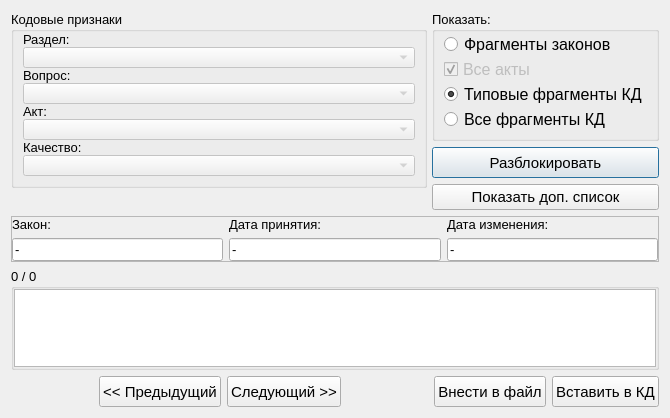
Before: the Qt Designer form knowledgebase.ui in YakSid/KDC_RSREU, drawn with Qt 5.
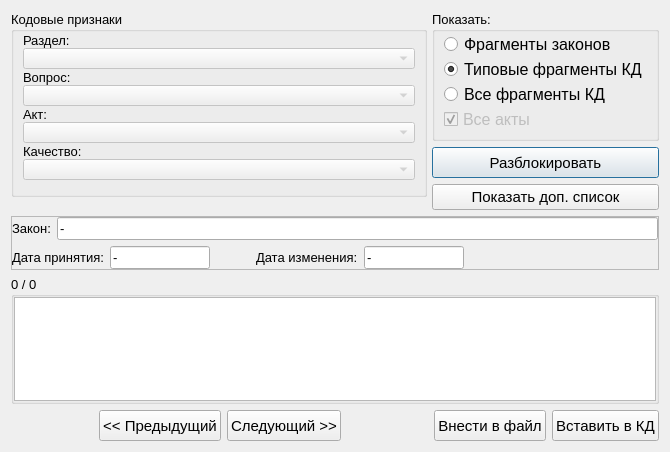
After: the same form once the commit is applied.

The edit to the form file:
```diff
--- a/knowledgebase.ui
+++ b/knowledgebase.ui
@@ -7,7 +7,7 @@
     <x>0</x>
     <y>0</y>
     <width>670</width>
-    <height>418</height>
+    <height>452</height>
    </rect>
   </property>
   <property name="minimumSize">
@@ -24,8 +24,10 @@
   <property name="windowTitle">
    <string>База знаний</string>
   </property>
-  <layout class="QGridLayout" name="gridLayout_3">
-   <item row="0" column="0" rowspan="3">
+  <layout class="QVBoxLayout" name="verticalLayout_6">
+   <item>
+    <layout class="QHBoxLayout" name="horizontalLayout_4">
+     <item>
     <layout class="QVBoxLayout" name="verticalLayout_2">
      <property name="spacing">
       <number>0</number>
@@ -186,6 +188,9 @@
        <property name="orientation">
         <enum>Qt::Vertical</enum>
        </property>
+         <property name="sizeType">
+          <enum>QSizePolicy::Ignored</enum>
+         </property>
        <property name="sizeHint" stdset="0">
         <size>
          <width>20</width>
@@ -196,7 +201,9 @@
      </item>
     </layout>
    </item>
-   <item row="0" column="1" colspan="2">
+     <item>
+      <layout class="QVBoxLayout" name="verticalLayout_5">
+       <item>
     <widget class="QGroupBox" name="groupBox_2">
      <property name="minimumSize">
       <size>
@@ -238,24 +245,6 @@
         </property>
        </widget>
       </item>
-      <item>
-       <widget class="QCheckBox" name="ch_all_acts">
-        <property name="enabled">
-         <bool>false</bool>
-        </property>
-        <property name="font">
-         <font>
-          <pointsize>12</pointsize>
-         </font>
-        </property>
-        <property name="text">
-         <string>Все акты</string>
-        </property>
-        <property name="checked">
-         <bool>true</bool>
-        </property>
-       </widget>
-      </item>
       <item>
        <widget class="QRadioButton" name="rb_typical_fragments_kd">
         <property name="font">
@@ -283,10 +272,28 @@
         </property>
        </widget>
       </item>
+          <item>
+           <widget class="QCheckBox" name="ch_all_acts">
+            <property name="enabled">
+             <bool>false</bool>
+            </property>
+            <property name="font">
+             <font>
+              <pointsize>12</pointsize>
+             </font>
+            </property>
+            <property name="text">
+             <string>Все акты</string>
+            </property>
+            <property name="checked">
+             <bool>true</bool>
+            </property>
+           </widget>
+          </item>
      </layout>
     </widget>
    </item>
-   <item row="1" column="1" colspan="2">
+       <item>
     <widget class="QPushButton" name="pb_unlock">
      <property name="minimumSize">
       <size>
@@ -310,7 +317,7 @@
      </property>
     </widget>
    </item>
-   <item row="2" column="1" colspan="2">
+       <item>
     <widget class="QPushButton" name="pb_showList">
      <property name="font">
       <font>
@@ -322,7 +329,27 @@
      </property>
     </widget>
    </item>
-   <item row="3" column="0">
+       <item>
+        <spacer name="verticalSpacer">
+         <property name="orientation">
+          <enum>Qt::Vertical</enum>
+         </property>
+         <property name="sizeType">
+          <enum>QSizePolicy::Ignored</enum>
+         </property>
+         <property name="sizeHint" stdset="0">
+          <size>
+           <width>20</width>
+           <height>0</height>
+          </size>
+         </property>
+        </spacer>
+       </item>
+      </layout>
+     </item>
+    </layout>
+   </item>
+   <item>
     <widget class="QFrame" name="frame">
      <property name="minimumSize">
       <size>
@@ -336,7 +363,7 @@
      <property name="frameShadow">
       <enum>QFrame::Raised</enum>
      </property>
-     <layout class="QGridLayout" name="gridLayout">
+     <layout class="QVBoxLayout" name="verticalLayout_4">
       <property name="leftMargin">
        <number>0</number>
       </property>
@@ -349,14 +376,30 @@
       <property name="bottomMargin">
        <number>0</number>
       </property>
-      <item row="0" column="0">
+      <item>
+       <layout class="QHBoxLayout" name="horizontalLayout_3">
+        <item>
        <widget class="QLabel" name="label_5">
         <property name="text">
          <string>Закон:</string>
         </property>
        </widget>
       </item>
-      <item row="0" column="1">
+        <item>
+         <widget class="QLineEdit" name="ln_order">
+          <property name="text">
+           <string>-</string>
+          </property>
+          <property name="readOnly">
+           <bool>true</bool>
+          </property>
+         </widget>
+        </item>
+       </layout>
+      </item>
+      <item>
+       <layout class="QHBoxLayout" name="horizontalLayout_2">
+        <item>
        <widget class="QLabel" name="label_6">
         <property name="text">
          <string>Дата принятия:</string>
@@ -366,35 +409,53 @@
         </property>
        </widget>
       </item>
-      <item row="0" column="2">
+        <item>
+         <widget class="QLineEdit" name="ln_adoption_date">
+          <property name="maximumSize">
+           <size>
+            <width>100</width>
+            <height>16777215</height>
+           </size>
+          </property>
+          <property name="text">
+           <string>-</string>
+          </property>
+          <property name="readOnly">
+           <bool>true</bool>
+          </property>
+         </widget>
+        </item>
+        <item>
+         <spacer name="horizontalSpacer_2">
+          <property name="orientation">
+           <enum>Qt::Horizontal</enum>
+          </property>
+          <property name="sizeType">
+           <enum>QSizePolicy::Minimum</enum>
+          </property>
+          <property name="sizeHint" stdset="0">
+           <size>
+            <width>40</width>
+            <height>20</height>
+           </size>
+          </property>
+         </spacer>
+        </item>
+        <item>
        <widget class="QLabel" name="label_7">
         <property name="text">
          <string>Дата изменения:</string>
         </property>
        </widget>
       </item>
-      <item row="1" column="0">
-       <widget class="QLineEdit" name="ln_order">
-        <property name="text">
-         <string>-</string>
-        </property>
-        <property name="readOnly">
-         <bool>true</bool>
-        </property>
-       </widget>
-      </item>
-      <item row="1" column="1">
-       <widget class="QLineEdit" name="ln_adoption_date">
-        <property name="text">
-         <string>-</string>
-        </property>
-        <property name="readOnly">
-         <bool>true</bool>
-        </property>
-       </widget>
-      </item>
-      <item row="1" column="2">
+        <item>
        <widget class="QLineEdit" name="ln_change_date">
+          <property name="maximumSize">
+           <size>
+            <width>100</width>
+            <height>16777215</height>
+           </size>
+          </property>
         <property name="text">
          <string>-</string>
         </property>
@@ -403,23 +464,25 @@
         </property>
        </widget>
       </item>
-     </layout>
-    </widget>
-   </item>
-   <item row="3" column="1">
-    <spacer name="verticalSpacer">
+        <item>
+         <spacer name="horizontalSpacer">
      <property name="orientation">
-      <enum>Qt::Vertical</enum>
+           <enum>Qt::Horizontal</enum>
      </property>
      <property name="sizeHint" stdset="0">
       <size>
-       <width>20</width>
-       <height>15</height>
+            <width>40</width>
+            <height>20</height>
       </size>
      </property>
     </spacer>
    </item>
-   <item row="4" column="0" colspan="3">
+       </layout>
+      </item>
+     </layout>
+    </widget>
+   </item>
+   <item>
     <widget class="QGroupBox" name="gb_text">
      <property name="title">
       <string>0 / 0</string>
@@ -462,7 +525,7 @@
      </layout>
     </widget>
    </item>
-   <item row="5" column="0" colspan="3">
+   <item>
     <layout class="QHBoxLayout" name="horizontalLayout">
      <item>
       <spacer name="horizontalSpacer_4">
```
Lines whose indentation alone changed are shown as unchanged.
